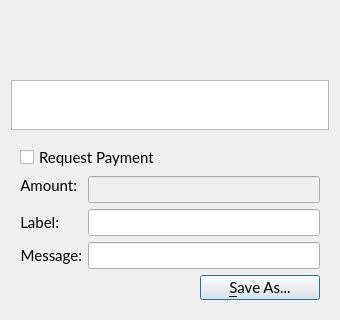
The window that src/qt/forms/qrcodedialog.ui (VeriConomy/vericoin) describes before a commit, drawn with Qt 5; both pictures show x 0 to 340 and y 237 to 557 of the 340 by 557 pixel window.
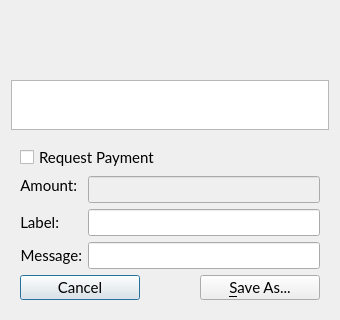
The same window after the commit. Custom widgets are drawn as their Qt base class.

Commit message: wallet backup and qr code dialog improvements

What changed in the file:
```diff
--- a/src/qt/forms/qrcodedialog.ui
+++ b/src/qt/forms/qrcodedialog.ui
@@ -166,6 +166,19 @@
       </item>
       <item>
        <layout class="QHBoxLayout" name="horizontalLayout">
+        <item>
+         <widget class="QPushButton" name="btnCancel">
+          <property name="minimumSize">
+           <size>
+            <width>120</width>
+            <height>25</height>
+           </size>
+          </property>
+          <property name="text">
+           <string>Cancel</string>
+          </property>
+         </widget>
+        </item>
         <item>
          <spacer name="horizontalSpacer">
           <property name="orientation">
```
The commit also changes 3 other files.
